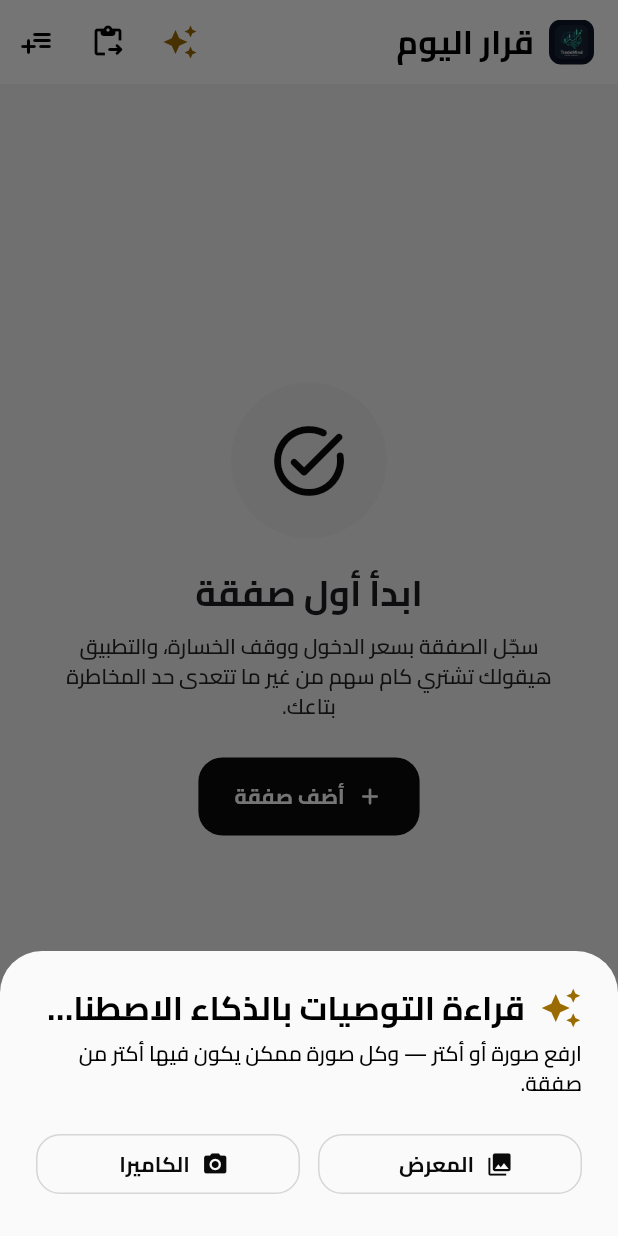
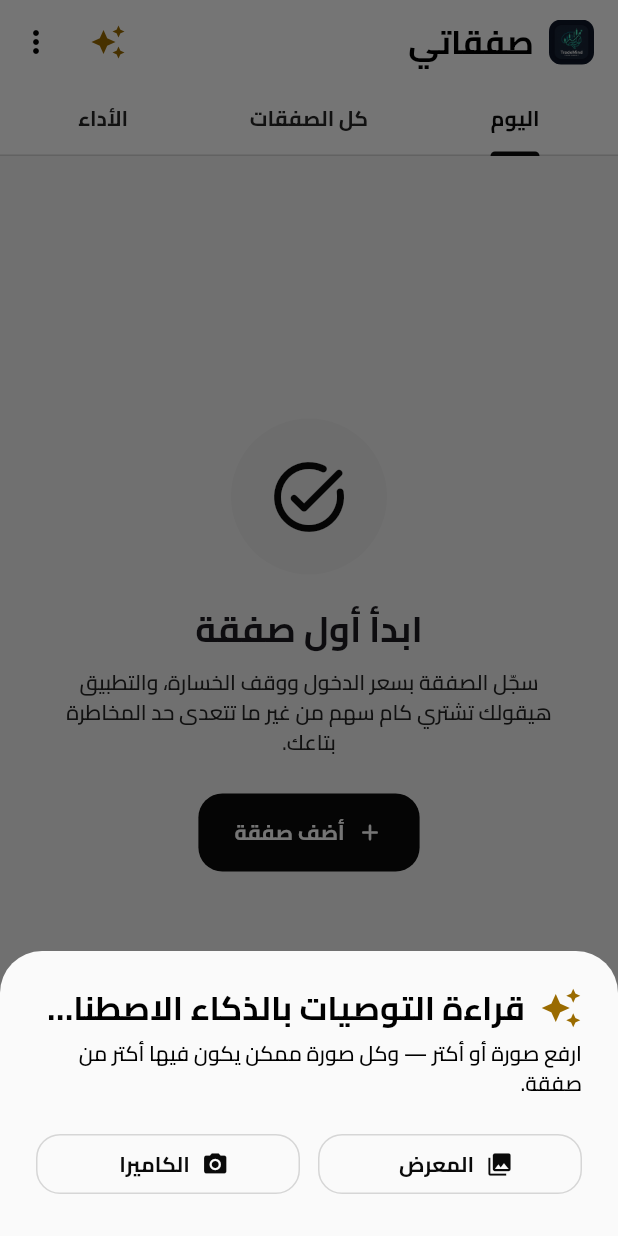
Before and after one commit to ahmedmostafa147/TradeMind, a Flutter app: the screen it shows after launch, after a tap on the "auto awesome" icon, on a phone screen of 412 x 824 dp. Run offline on Flutter 3.47's test engine with Material 3 defaults, Android fonts, the phone set to English and light mode, and no system bars; our stand-ins replace cloud_firestore, firebase_auth, firebase_core, fl_chart, flutter_riverpod, google_sign_in and 3 more; accounts and stored records are empty.

Commit message:
refactor: five bottom tabs become three, with the journal's views grouped
«قرار اليوم», «سجل الصفقات» and «لوحة التحكم» were three of five bottom-nav
destinations. They are not three things: they are the same trades, filtered to
what needs a decision, listed in full, and totted up. Presented as siblings in
a bar they read as three separate features, and the only way to learn the
difference was to open each and compare — which is exactly the "I can't tell
what this app wants me to do" problem.

They are now the tabs of TradesHubScreen, under one destination, «صفقاتي». A
TabBar states what a bottom bar could not: these belong to each other, and
moving between them changes the view rather than the place. What is left in the
bar is three genuinely different jobs — look at my trades, plan a new one,
change my settings.

TodayScreen, TradesScreen and DashboardScreen become TodayView, TradesView and
PerformanceView: tab bodies with no Scaffold, AppBar or FAB of their own. The
hub owns all three, so the add button exists once for all tabs and is reachable
from every one of them.

The AppBar carried four icons between the old screens. Only the AI reader earns
a permanent slot; detailed analytics, pasting recommendations and adding to the
watchlist moved into an overflow menu, which is also what stops a title plus
four icons from overflowing a phone width.

Test navigation is remapped in one place. openTab() still takes the old
five-tab names and resolves them to the two taps they now need, so forty call
sites keep describing where they want to be rather than how the shell is wired.
Two finders needed rethinking, both for reasons worth recording: TabBarView is
itself a PageView, so `find.byType(Scrollable).first` grabbed the thing that
switches tabs, and dragging it never brought the target into view; and a pushed
route leaves the whole shell mounted underneath, so the first Scrollable in the
tree can belong to a screen the user cannot see. Hub lists are addressed by key
— the neighbouring tab stays built, so position alone cannot identify the
visible one.

421 tests pass; flutter analyze is clean.

Co-Authored-By: Claude Opus 5 <noreply@anthropic.com>

```diff
--- a/lib/dashboard/dashboard_screen.dart
+++ b/lib/dashboard/dashboard_screen.dart
@@ -3,7 +3,6 @@ import 'package:flutter_riverpod/flutter_riverpod.dart';
 
 import '../core/formatters.dart';
 import '../core/theme.dart';
-import '../core/widgets/app_logo_title.dart';
 import '../settings/settings_providers.dart';
 import 'analytics_screen.dart';
 import 'dashboard_providers.dart';
@@ -11,8 +10,12 @@ import 'widgets/equity_chart.dart';
 import 'widgets/portfolio_scenarios_card.dart';
 import 'widgets/stat_card.dart';
 
-class DashboardScreen extends ConsumerWidget {
-  const DashboardScreen({super.key});
+/// «الأداء» — what the journal adds up to.
+///
+/// A tab body under [TradesHubScreen]. The deeper breakdown still lives in
+/// [AnalyticsScreen], reached from the hub's menu.
+class PerformanceView extends ConsumerWidget {
+  const PerformanceView({super.key});
 
   @override
   Widget build(BuildContext context, WidgetRef ref) {
@@ -28,21 +31,10 @@ class DashboardScreen extends ConsumerWidget {
       return null;
     }
 
-    return Scaffold(
-      appBar: AppBar(
-        title: const AppLogoTitle(title: 'لوحة التحكم'),
-        actions: [
-          IconButton(
-            icon: const Icon(Icons.insights_outlined),
-            tooltip: 'الإحصائيات',
-            onPressed: () => Navigator.of(
-              context,
-            ).push(MaterialPageRoute(builder: (_) => const AnalyticsScreen())),
-          ),
-        ],
-      ),
-      body: ListView(
-        padding: const EdgeInsets.all(16),
+    return ListView(
+        key: const ValueKey('performance-list'),
+        // Bottom padding clears the hub's floating action button.
+        padding: const EdgeInsets.fromLTRB(16, 16, 16, 96),
         children: [
           StatCard(
             label: 'رأس المال الحالي',
@@ -189,8 +181,7 @@ class DashboardScreen extends ConsumerWidget {
             ),
           ),
         ],
-      ),
-    );
+      );
   }
 }
 
--- a/lib/shell/home_shell.dart
+++ b/lib/shell/home_shell.dart
@@ -2,16 +2,22 @@ import 'package:flutter/material.dart';
 import 'package:flutter_riverpod/flutter_riverpod.dart';
 
 import '../calculator/calculator_screen.dart';
-import '../dashboard/dashboard_screen.dart';
 import '../features/sync/providers/sync_provider.dart';
 import '../settings/settings_screen.dart';
-import '../today/today_screen.dart';
-import '../trades/trades_screen.dart';
+import 'trades_hub_screen.dart';
 
-/// Five destinations is the top of the 3–5 range bottom navigation is built
-/// for. A drawer would hide every primary surface behind a gesture that also
+/// Three destinations, each a different job: look at my trades, plan a new
+/// one, change my settings.
+///
+/// It was five, and three of those five — «قرار اليوم», «سجل الصفقات» and
+/// «لوحة التحكم» — were the same trades shown three ways. Sitting side by side
+/// in the bar they read as three separate features, so the only way to learn
+/// what each held was to open it. They are now the tabs of [TradesHubScreen],
+/// where the grouping states the relationship outright.
+///
+/// A drawer would hide every primary surface behind a gesture that also
 /// collides with Android's right-edge back swipe under RTL. NavigationBar
-/// mirrors itself automatically, so قرار اليوم lands rightmost with no work.
+/// mirrors itself automatically, so صفقاتي lands rightmost with no work.
 class HomeShell extends ConsumerStatefulWidget {
   const HomeShell({super.key});
 
@@ -37,10 +43,8 @@ class _HomeShellState extends ConsumerState<HomeShell> {
       body: IndexedStack(
         index: _index,
         children: const [
-          TodayScreen(),
+          TradesHubScreen(),
           CalculatorScreen(),
-          TradesScreen(),
-          DashboardScreen(),
           SettingsScreen(),
         ],
       ),
@@ -49,24 +53,14 @@ class _HomeShellState extends ConsumerState<HomeShell> {
         onDestinationSelected: (value) => setState(() => _index = value),
         destinations: const [
           NavigationDestination(
-            icon: Icon(Icons.today_outlined),
-            selectedIcon: Icon(Icons.today),
-            label: 'قرار اليوم',
+            icon: Icon(Icons.receipt_long_outlined),
+            selectedIcon: Icon(Icons.receipt_long),
+            label: 'صفقاتي',
           ),
           NavigationDestination(
             icon: Icon(Icons.calculate_outlined),
             selectedIcon: Icon(Icons.calculate),
             label: 'حاسبة الصفقة',
-          ),
-          NavigationDestination(
-            icon: Icon(Icons.receipt_long_outlined),
-            selectedIcon: Icon(Icons.receipt_long),
-            label: 'سجل الصفقات',
-          ),
-          NavigationDestination(
-            icon: Icon(Icons.dashboard_outlined),
-            selectedIcon: Icon(Icons.dashboard),
-            label: 'لوحة التحكم',
           ),
           NavigationDestination(
             icon: Icon(Icons.settings_outlined),
--- /dev/null
+++ b/lib/shell/trades_hub_screen.dart
@@ -0,0 +1,118 @@
+import 'package:flutter/material.dart';
+
+import '../core/theme.dart';
+import '../core/widgets/app_logo_title.dart';
+import '../dashboard/analytics_screen.dart';
+import '../dashboard/dashboard_screen.dart';
+import '../features/ai_parser/widgets/ai_trade_sheet.dart';
+import '../today/today_screen.dart';
+import '../trades/trades_screen.dart';
+import '../trades/widgets/quick_add_trade_sheet.dart';
+import '../watchlist/paste_recommendations_screen.dart';
+import '../watchlist/watchlist_form_screen.dart';
+
+/// «صفقاتي» — the three views of the journal, under one roof.
+///
+/// «قرار اليوم», «سجل الصفقات» and «لوحة التحكم» used to be three of five
+/// bottom-nav destinations. They are not three things: they are the same
+/// trades, filtered to what needs a decision, listed in full, and totted up.
+/// Presented as siblings in a bottom bar they looked like separate features,
+/// and the only way to learn the difference was to open each one and compare.
+///
+/// A TabBar says what a bottom bar could not — that these belong to each other
+/// and switching between them is changing the view, not the place. It also
+/// leaves the bottom bar with three destinations that are genuinely different
+/// jobs: my trades, plan a trade, settings.
+///
+/// One Scaffold owns the AppBar and the add button for all three tabs, so
+/// "add a trade" is reachable from every view and cannot drift apart between
+/// them — it existed twice on one screen before this.
+class TradesHubScreen extends StatelessWidget {
+  const TradesHubScreen({super.key});
+
+  @override
+  Widget build(BuildContext context) {
+    return DefaultTabController(
+      length: 3,
+      child: Scaffold(
+        appBar: AppBar(
+          title: const AppLogoTitle(title: 'صفقاتي'),
+          actions: [
+            IconButton(
+              icon: Icon(Icons.auto_awesome, color: context.palette.aiAccent),
+              tooltip: 'تحليل توصيات بالـ AI',
+              onPressed: () => showModalBottomSheet(
+                context: context,
+                isScrollControlled: true,
+                // The sheet lists every trade found across several images, so
+                // it can run the full height of the screen — without this the
+                // top of the list sits under the status bar.
+                useSafeArea: true,
+                builder: (_) => const AiTradeSheet(),
+              ),
+            ),
+            // The rest go in a menu rather than the bar. Four icons plus a
+            // title is more than a phone width holds, and only the AI reader is
+            // reached often enough to earn a permanent slot.
+            PopupMenuButton<_HubAction>(
+              tooltip: 'المزيد',
+              onSelected: (action) => _run(context, action),
+              itemBuilder: (_) => const [
+                PopupMenuItem(
+                  value: _HubAction.analytics,
+                  child: ListTile(
+                    leading: Icon(Icons.insights_outlined),
+                    title: Text('الإحصائيات التفصيلية'),
+                    contentPadding: EdgeInsets.zero,
+                  ),
+                ),
+                PopupMenuItem(
+                  value: _HubAction.pasteRecommendations,
+                  child: ListTile(
+                    leading: Icon(Icons.content_paste_go_rounded),
+                    title: Text('لصق ترشيحات'),
+                    contentPadding: EdgeInsets.zero,
+                  ),
+                ),
+                PopupMenuItem(
+                  value: _HubAction.addToWatchlist,
+                  child: ListTile(
+                    leading: Icon(Icons.playlist_add_rounded),
+                    title: Text('إضافة للمتابعة'),
+                    contentPadding: EdgeInsets.zero,
+                  ),
+                ),
+              ],
+            ),
+          ],
+          bottom: const TabBar(
+            tabs: [
+              Tab(text: 'اليوم'),
+              Tab(text: 'كل الصفقات'),
+              Tab(text: 'الأداء'),
+            ],
+          ),
+        ),
+        floatingActionButton: FloatingActionButton.extended(
+          onPressed: () => openQuickAddSheet(context),
+          icon: const Icon(Icons.add_rounded),
+          label: const Text(kAddTradeLabel),
+        ),
+        body: const TabBarView(
+          children: [TodayView(), TradesView(), PerformanceView()],
+        ),
+      ),
+    );
+  }
+
+  static void _run(BuildContext context, _HubAction action) {
+    final screen = switch (action) {
+      _HubAction.analytics => const AnalyticsScreen(),
+      _HubAction.pasteRecommendations => const PasteRecommendationsScreen(),
+      _HubAction.addToWatchlist => const WatchlistFormScreen(),
+    };
+    Navigator.of(context).push(MaterialPageRoute(builder: (_) => screen));
+  }
+}
+
+enum _HubAction { analytics, pasteRecommendations, addToWatchlist }
--- a/lib/today/today_screen.dart
+++ b/lib/today/today_screen.dart
@@ -1,11 +1,6 @@
 import 'package:flutter/material.dart';
 import 'package:flutter_riverpod/flutter_riverpod.dart';
 
-import '../core/theme.dart';
-import '../core/widgets/app_logo_title.dart';
-import '../features/ai_parser/widgets/ai_trade_sheet.dart';
-import '../watchlist/paste_recommendations_screen.dart';
-import '../watchlist/watchlist_form_screen.dart';
 import '../watchlist/watchlist_providers.dart';
 import 'today_providers.dart';
 import 'widgets/no_tasks_banner.dart';
@@ -13,9 +8,16 @@ import 'widgets/summary_card.dart';
 import 'widgets/today_empty_state.dart';
 import 'widgets/today_sections_list.dart';
 
-/// «قرار اليوم» — Action center for trades requiring user decisions.
-class TodayScreen extends ConsumerWidget {
-  const TodayScreen({super.key});
+/// «اليوم» — the trades that need a decision right now.
+///
+/// A tab body, not a screen: it carries no Scaffold or AppBar of its own. It
+/// used to be one of five equal bottom-nav destinations alongside «سجل
+/// الصفقات» and «لوحة التحكم», which are the same trades shown differently —
+/// three siblings a new user had to open one by one to tell apart. All three
+/// now live under «صفقاتي», where being views of one thing is stated rather
+/// than left to be discovered. See [TradesHubScreen].
+class TodayView extends ConsumerWidget {
+  const TodayView({super.key});
 
   @override
   Widget build(BuildContext context, WidgetRef ref) {
@@ -26,45 +28,12 @@ class TodayScreen extends ConsumerWidget {
     final noActions = decisions.isEmpty && watchlist.isEmpty;
     final nothingAtAll = noActions && decisions.recentlyClosed.isEmpty;
 
-    return Scaffold(
-      appBar: AppBar(
-        title: const AppLogoTitle(title: 'قرار اليوم'),
-        actions: [
-          IconButton(
-            icon: Icon(Icons.auto_awesome, color: context.palette.aiAccent),
-            tooltip: 'تحليل توصيات بالـ AI',
-            onPressed: () => showModalBottomSheet(
-              context: context,
-              isScrollControlled: true,
-              // The sheet now lists every trade found across several images, so
-              // it can run the full height of the screen — without this the
-              // top of the list sits under the status bar.
-              useSafeArea: true,
-              builder: (_) => const AiTradeSheet(),
-            ),
-          ),
-          IconButton(
-            icon: const Icon(Icons.content_paste_go_rounded),
-            tooltip: 'لصق ترشيحات',
-            onPressed: () => Navigator.of(context).push(
-              MaterialPageRoute(
-                builder: (_) => const PasteRecommendationsScreen(),
-              ),
-            ),
-          ),
-          IconButton(
-            icon: const Icon(Icons.playlist_add_rounded),
-            tooltip: 'إضافة للمتابعة',
-            onPressed: () => Navigator.of(context).push(
-              MaterialPageRoute(builder: (_) => const WatchlistFormScreen()),
-            ),
-          ),
-        ],
-      ),
-      body: nothingAtAll
-          ? const TodayEmptyState()
-          : ListView(
-              padding: const EdgeInsets.fromLTRB(16, 12, 16, 32),
+    if (nothingAtAll) return const TodayEmptyState();
+
+    return ListView(
+      key: const ValueKey('today-list'),
+      // Bottom padding clears the hub's floating action button.
+      padding: const EdgeInsets.fromLTRB(16, 12, 16, 96),
       children: [
         if (noActions) ...[
           const NoTasksBanner(),
@@ -88,7 +57,6 @@ class TodayScreen extends ConsumerWidget {
           ),
         ),
       ],
-            ),
     );
   }
 }
--- a/lib/trades/trades_screen.dart
+++ b/lib/trades/trades_screen.dart
@@ -2,7 +2,6 @@ import 'package:flutter/material.dart';
 import 'package:flutter_riverpod/flutter_riverpod.dart';
 
 import '../core/calc/trade_metrics.dart';
-import '../core/widgets/app_logo_title.dart';
 import '../settings/settings_providers.dart';
 import 'trade.dart';
 import 'trade_detail_screen.dart';
@@ -10,28 +9,23 @@ import 'trades_providers.dart';
 import 'widgets/quick_add_trade_sheet.dart';
 import 'widgets/trade_tile.dart';
 
-class TradesScreen extends ConsumerWidget {
-  const TradesScreen({super.key});
+/// «كل الصفقات» — the complete journal, newest first.
+///
+/// A tab body under [TradesHubScreen], so it has no Scaffold, AppBar or FAB of
+/// its own; the hub owns all three, which is what stopped the add button from
+/// existing twice on one screen.
+class TradesView extends ConsumerWidget {
+  const TradesView({super.key});
 
   @override
   Widget build(BuildContext context, WidgetRef ref) {
     final trades = ref.watch(sortedTradesProvider);
     final settings = ref.watch(settingsProvider);
 
-    return Scaffold(
-      // No duplicate in the AppBar. There used to be an icon there opening the
-      // very same sheet as the button below it — two controls side by side
-      // doing one thing reads as two different things, and the user has to
-      // press one to find out.
-      appBar: AppBar(title: const AppLogoTitle(title: 'سجل الصفقات')),
-      floatingActionButton: FloatingActionButton.extended(
-        onPressed: () => openQuickAddSheet(context),
-        icon: const Icon(Icons.add_rounded),
-        label: const Text(kAddTradeLabel),
-      ),
-      body: trades.isEmpty
+    return trades.isEmpty
           ? const _EmptyState()
           : ListView.separated(
+              key: const ValueKey('trades-list'),
               padding: const EdgeInsets.fromLTRB(16, 16, 16, 96),
               itemCount: trades.length,
               separatorBuilder: (_, _) => const SizedBox(height: 12),
@@ -64,8 +58,7 @@ class TradesScreen extends ConsumerWidget {
                   ),
                 );
               },
-            ),
-    );
+            );
   }
 
   Future<bool> _confirmDelete(BuildContext context, Trade trade) async {
```
Also changed, not shown: 2 other files. Lines whose indentation alone changed are shown as unchanged.
